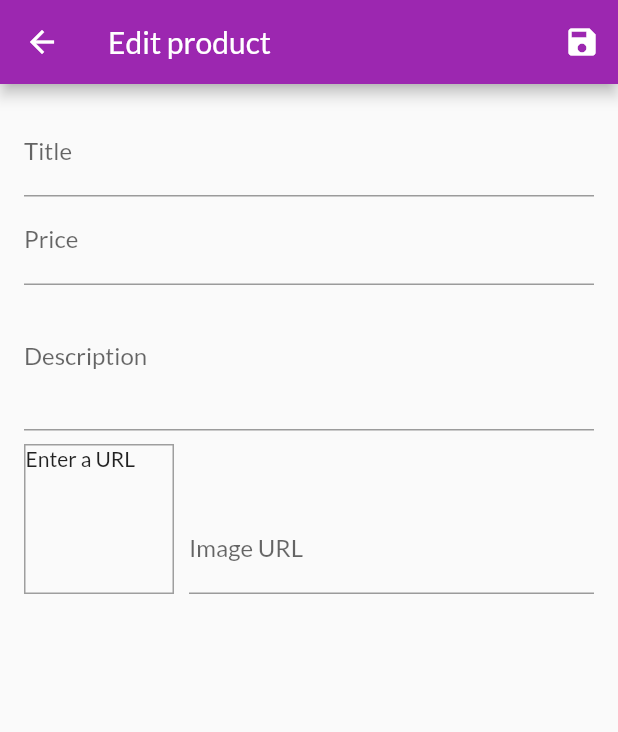
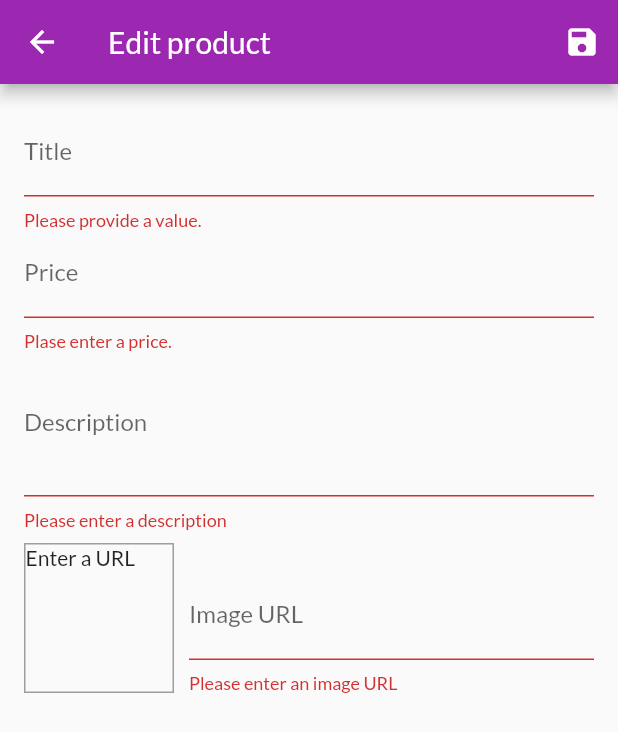
Before and after one commit to jiahaoliuliu/FlutterAndDartTheCompleteGuide-2022Edition, a Flutter app: the EditProductScreen screen opened by its route, after a tap on the "save" icon, on a phone screen of 412 x 824 dp. Shown: the top 732 px of the screen. Run offline on Flutter 3.47's test engine with Material 2 defaults, Android fonts, the phone set to English and light mode, and no system bars; network calls fail.

Commit message:
Section9: Adding validations to the fields

```diff
--- a/section8/lib/screens/edit_product_screen.dart
+++ b/section8/lib/screens/edit_product_screen.dart
@@ -32,11 +32,23 @@ class _EditProductScreenState extends State<EditProductScreen> {
   void _updateImageUrl() {
     // If the url does not have focus anymore, load the image
     if (!_imageUrlFocusNode.hasFocus) {
+      if (_imageUrlController.text.isEmpty ||
+          !_imageUrlController.text.startsWith('http') &&
+              !_imageUrlController.text.startsWith('https') ||
+          !_imageUrlController.text.endsWith('.png') &&
+              !_imageUrlController.text.endsWith('.jpg') &&
+              !_imageUrlController.text.endsWith('.jpeg')) {
+        return;
+      }
       setState(() {});
     }
   }
 
   void _saveForm() {
+    final _isValid = _form.currentState.validate();
+    if (!_isValid) {
+      return;
+    }
     _form.currentState.save();
     print(_editedProduct.title);
     print(_editedProduct.description);
@@ -80,6 +92,12 @@ class _EditProductScreenState extends State<EditProductScreen> {
                 onFieldSubmitted: (_) {
                   FocusScope.of(context).requestFocus(_priceFocusNode);
                 },
+                validator: (value) {
+                  if (value.isEmpty) {
+                    return 'Please provide a value.';
+                  }
+                  return null;
+                },
                 onSaved: (value) {
                   _editedProduct = Product(
                     id: null,
@@ -100,6 +118,21 @@ class _EditProductScreenState extends State<EditProductScreen> {
                 onFieldSubmitted: (_) {
                   FocusScope.of(context).requestFocus(_descriptionFocusNode);
                 },
+                validator: (value) {
+                  if (value.isEmpty) {
+                    return 'Plase enter a price.';
+                  }
+
+                  if (double.tryParse(value) == null) {
+                    return 'Please enter a valid number.';
+                  }
+
+                  if (double.parse(value) <= 0) {
+                    return 'Please enter a number greater than zero.';
+                  }
+
+                  return null;
+                },
                 onSaved: (value) {
                   _editedProduct = Product(
                     id: null,
@@ -117,6 +150,17 @@ class _EditProductScreenState extends State<EditProductScreen> {
                 maxLines: 3,
                 keyboardType: TextInputType.multiline,
                 focusNode: _descriptionFocusNode,
+                validator: (value) {
+                  if (value.isEmpty) {
+                    return 'Please enter a description';
+                  }
+
+                  if (value.length < 10) {
+                    return 'Should be at least 10 characters long.';
+                  }
+
+                  return null;
+                },
                 onSaved: (value) {
                   _editedProduct = Product(
                     id: null,
@@ -164,6 +208,22 @@ class _EditProductScreenState extends State<EditProductScreen> {
                       onFieldSubmitted: (_) {
                         _saveForm();
                       },
+                      validator: (value) {
+                        if (value.isEmpty) {
+                          return 'Please enter an image URL';
+                        }
+                        if (!value.startsWith('http') &&
+                            !value.startsWith('https')) {
+                          return 'Please enter a valid URL';
+                        }
+
+                        if (!value.endsWith('.png') &&
+                            !value.endsWith('.jpg') &&
+                            !value.endsWith('.jpeg')) {
+                          return 'Please enter a valid image URL';
+                        }
+                        return null;
+                      },
                       onSaved: (value) {
                         _editedProduct = Product(
                           id: null,
```
